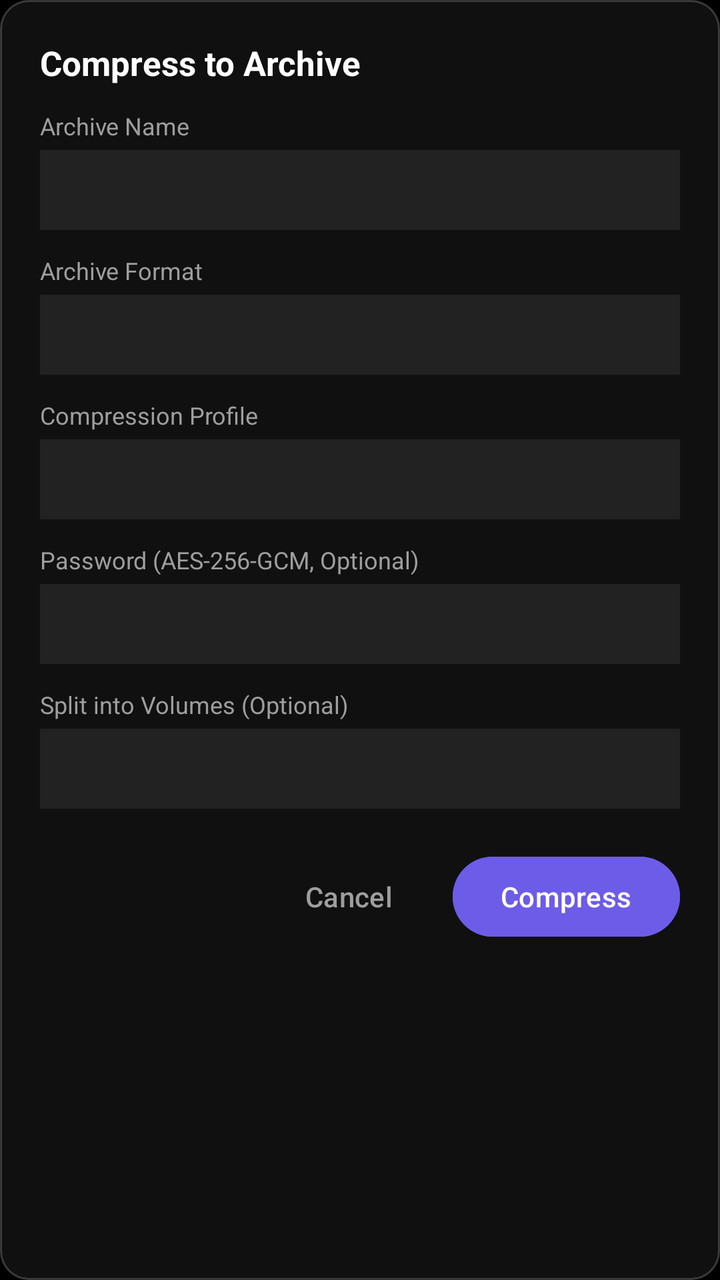
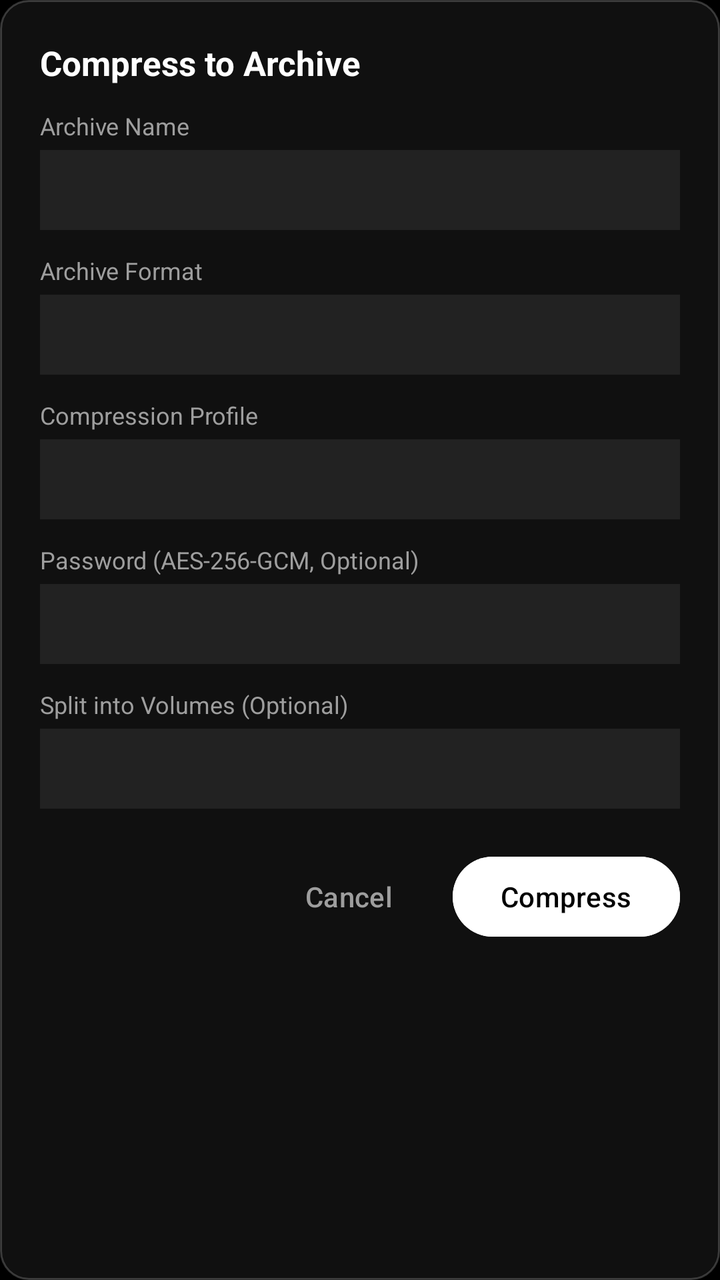

Two renders of the same Android screen: before a commit and after it. Below are the layout's source before the change and the commit's diff.
<!-- AndroidManifest.xml: application theme Theme.OPfile -->
<!-- res/layout/dialog_compress.xml -->
<?xml version="1.0" encoding="utf-8"?>
<LinearLayout xmlns:android="http://schemas.android.com/apk/res/android"
    android:layout_width="match_parent"
    android:layout_height="wrap_content"
    android:background="@drawable/bg_glass_dialog"
    android:orientation="vertical"
    android:padding="20dp">

    <TextView
        android:layout_width="match_parent"
        android:layout_height="wrap_content"
        android:text="Compress to Archive"
        android:textColor="@color/text_primary"
        android:textSize="17sp"
        android:textStyle="bold" />

    <TextView
        android:layout_width="match_parent"
        android:layout_height="wrap_content"
        android:layout_marginTop="12dp"
        android:text="Archive Name"
        android:textColor="@color/text_secondary"
        android:textSize="12sp" />

    <EditText
        android:id="@+id/et_archive_name"
        android:layout_width="match_parent"
        android:layout_height="40dp"
        android:layout_marginTop="4dp"
        android:background="#222222"
        android:paddingStart="10dp"
        android:paddingEnd="10dp"
        android:singleLine="true"
        android:textColor="@color/text_primary"
        android:textSize="14sp" />

    <TextView
        android:layout_width="match_parent"
        android:layout_height="wrap_content"
        android:layout_marginTop="12dp"
        android:text="Archive Format"
        android:textColor="@color/text_secondary"
        android:textSize="12sp" />

    <Spinner
        android:id="@+id/sp_archive_format"
        android:layout_width="match_parent"
        android:layout_height="40dp"
        android:layout_marginTop="4dp"
        android:background="#222222" />

    <TextView
        android:layout_width="match_parent"
        android:layout_height="wrap_content"
        android:layout_marginTop="12dp"
        android:text="Compression Profile"
        android:textColor="@color/text_secondary"
        android:textSize="12sp" />

    <Spinner
        android:id="@+id/sp_compression_level"
        android:layout_width="match_parent"
        android:layout_height="40dp"
        android:layout_marginTop="4dp"
        android:background="#222222" />

    <TextView
        android:layout_width="match_parent"
        android:layout_height="wrap_content"
        android:layout_marginTop="12dp"
        android:text="Password (AES-256-GCM, Optional)"
        android:textColor="@color/text_secondary"
        android:textSize="12sp" />

    <EditText
        android:id="@+id/et_archive_password"
        android:layout_width="match_parent"
        android:layout_height="40dp"
        android:layout_marginTop="4dp"
        android:background="#222222"
        android:inputType="textPassword"
        android:paddingStart="10dp"
        android:paddingEnd="10dp"
        android:singleLine="true"
        android:textColor="@color/text_primary"
        android:textSize="14sp" />

    <TextView
        android:layout_width="match_parent"
        android:layout_height="wrap_content"
        android:layout_marginTop="12dp"
        android:text="Split into Volumes (Optional)"
        android:textColor="@color/text_secondary"
        android:textSize="12sp" />

    <Spinner
        android:id="@+id/sp_split_volumes"
        android:layout_width="match_parent"
        android:layout_height="40dp"
        android:layout_marginTop="4dp"
        android:background="#222222" />

    
    <LinearLayout
        android:layout_width="match_parent"
        android:layout_height="wrap_content"
        android:layout_marginTop="20dp"
        android:gravity="end"
        android:orientation="horizontal">

        <Button
            android:id="@+id/btn_compress_cancel"
            style="@style/Widget.Material3.Button.TextButton"
            android:layout_width="wrap_content"
            android:layout_height="wrap_content"
            android:text="Cancel"
            android:textColor="@color/text_secondary" />

        <Button
            android:id="@+id/btn_compress_confirm"
            style="@style/Widget.Material3.Button"
            android:layout_width="wrap_content"
            android:layout_height="wrap_content"
            android:layout_marginStart="8dp"
            android:backgroundTint="@color/electric_violet"
            android:text="Compress"
            android:textColor="@color/text_primary" />
    </LinearLayout>
</LinearLayout>
<!-- resources referenced by this layout -->
<resources>
  <color name="electric_violet">#6C5CE7</color>
  <color name="text_primary">#FFFFFF</color>
  <color name="text_secondary">#9E9E9E</color>
  <!-- drawable bg_glass_dialog (drawable) -->
  <?xml version="1.0" encoding="utf-8"?>
  <shape xmlns:android="http://schemas.android.com/apk/res/android" android:shape="rectangle">
      <solid android:color="#CC141414" />
      <stroke android:width="1dp" android:color="#33FFFFFF" />
      <corners android:radius="14dp" />
  </shape>
  <style name="Theme.OPfile" parent="Theme.Material3.Dark.NoActionBar">
          <item name="android:windowBackground">@color/amoled_black</item>
          <item name="android:colorBackground">@color/amoled_black</item>
          <item name="colorPrimary">@color/electric_violet</item>
          <item name="colorOnPrimary">@color/text_primary</item>
          <item name="colorSurface">@color/toolbar_surface</item>
          <item name="colorOnSurface">@color/text_primary</item>
          <item name="android:statusBarColor">@color/toolbar_surface</item>
          <item name="android:navigationBarColor">@color/amoled_black</item>
          <item name="android:windowLightStatusBar">false</item>
          <item name="android:windowAnimationStyle">@null</item>
          <item name="bottomSheetDialogTheme">@style/Theme.OPfile.BottomSheet</item>
          <item name="alertDialogTheme">@style/Theme.OPfile.Dialog</item>
      </style>
  <color name="amoled_black">#000000</color>
  <color name="toolbar_surface">#141414</color>
  <style name="Theme.OPfile.BottomSheet" parent="Theme.Material3.Dark.BottomSheetDialog">
          <item name="bottomSheetStyle">@style/Widget.OPfile.BottomSheet</item>
          <item name="android:backgroundDimAmount">0.55</item>
      </style>
  <style name="Theme.OPfile.Dialog" parent="ThemeOverlay.Material3.MaterialAlertDialog">
          <item name="android:windowBackground">@drawable/bg_glass_dialog</item>
          <item name="colorSurface">@color/glass_surface</item>
          <item name="colorPrimary">@color/electric_violet</item>
          <item name="android:textColorPrimary">@color/text_primary</item>
          <item name="android:textColorSecondary">@color/text_secondary</item>
      </style>
  <style name="Widget.OPfile.BottomSheet" parent="Widget.Material3.BottomSheet.Modal">
          <item name="backgroundTint">@color/glass_surface</item>
          <item name="shapeAppearanceOverlay">@style/ShapeAppearance.OPfile.Sheet</item>
      </style>
  <color name="glass_surface">#CC141414</color>
  <style name="ShapeAppearance.OPfile.Sheet" parent="">
          <item name="cornerFamily">rounded</item>
          <item name="cornerSizeTopLeft">16dp</item>
          <item name="cornerSizeTopRight">16dp</item>
          <item name="cornerSizeBottomLeft">0dp</item>
          <item name="cornerSizeBottomRight">0dp</item>
      </style>
</resources>

<!-- the commit's change to res/layout/dialog_compress.xml (unified diff, before → after) -->
@@ -122,8 +122,8 @@
             android:layout_width="wrap_content"
             android:layout_height="wrap_content"
             android:layout_marginStart="8dp"
-            android:backgroundTint="@color/electric_violet"
+            android:backgroundTint="@color/monochrome_white"
             android:text="Compress"
-            android:textColor="@color/text_primary" />
+            android:textColor="@color/amoled_black" />
     </LinearLayout>
 </LinearLayout>
<!-- resource entries referenced after the edit -->
@@ -1,6 +1,5 @@
 <!-- resources referenced by this layout -->
 <resources>
-  <color name="electric_violet">#6C5CE7</color>
   <color name="text_primary">#FFFFFF</color>
   <color name="text_secondary">#9E9E9E</color>
   <!-- drawable bg_glass_dialog (drawable) -->
@@ -13,8 +12,8 @@
   <style name="Theme.OPfile" parent="Theme.Material3.Dark.NoActionBar">
           <item name="android:windowBackground">@color/amoled_black</item>
           <item name="android:colorBackground">@color/amoled_black</item>
-          <item name="colorPrimary">@color/electric_violet</item>
-          <item name="colorOnPrimary">@color/text_primary</item>
+          <item name="colorPrimary">@color/monochrome_white</item>
+          <item name="colorOnPrimary">@color/amoled_black</item>
           <item name="colorSurface">@color/toolbar_surface</item>
           <item name="colorOnSurface">@color/text_primary</item>
           <item name="android:statusBarColor">@color/toolbar_surface</item>
@@ -25,6 +24,7 @@
           <item name="alertDialogTheme">@style/Theme.OPfile.Dialog</item>
       </style>
   <color name="amoled_black">#000000</color>
+  <color name="monochrome_white">#FFFFFF</color>
   <color name="toolbar_surface">#141414</color>
   <style name="Theme.OPfile.BottomSheet" parent="Theme.Material3.Dark.BottomSheetDialog">
           <item name="bottomSheetStyle">@style/Widget.OPfile.BottomSheet</item>
@@ -33,7 +33,8 @@
   <style name="Theme.OPfile.Dialog" parent="ThemeOverlay.Material3.MaterialAlertDialog">
           <item name="android:windowBackground">@drawable/bg_glass_dialog</item>
           <item name="colorSurface">@color/glass_surface</item>
-          <item name="colorPrimary">@color/electric_violet</item>
+          <item name="colorPrimary">@color/monochrome_white</item>
+          <item name="colorOnPrimary">@color/amoled_black</item>
           <item name="android:textColorPrimary">@color/text_primary</item>
           <item name="android:textColorSecondary">@color/text_secondary</item>
       </style>
